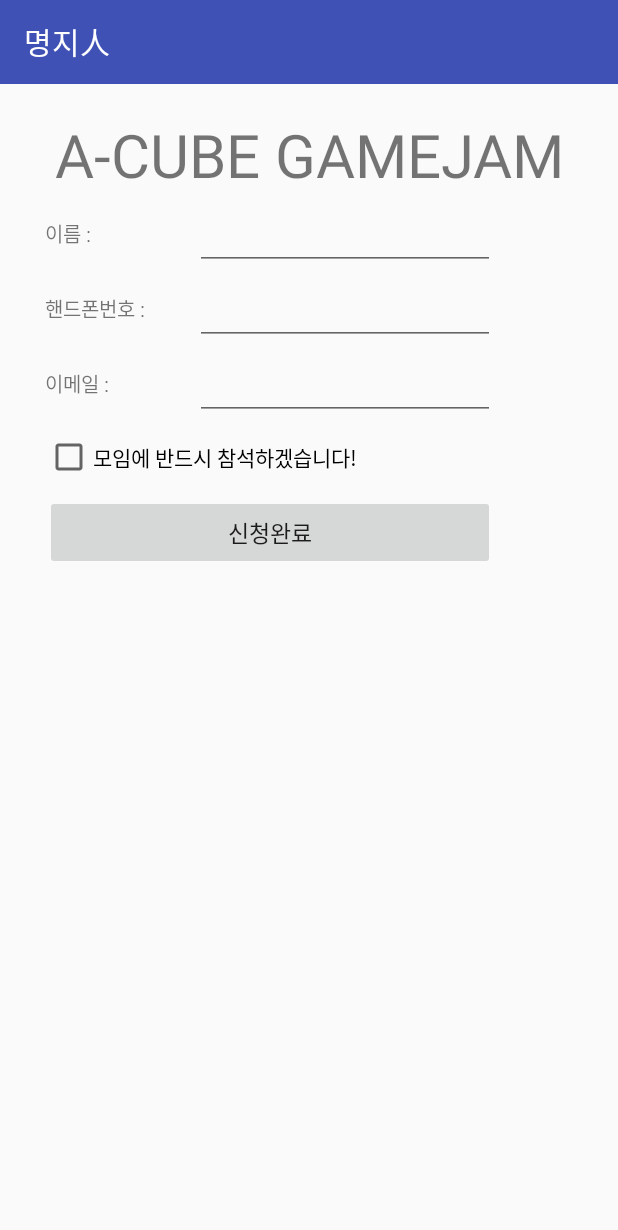
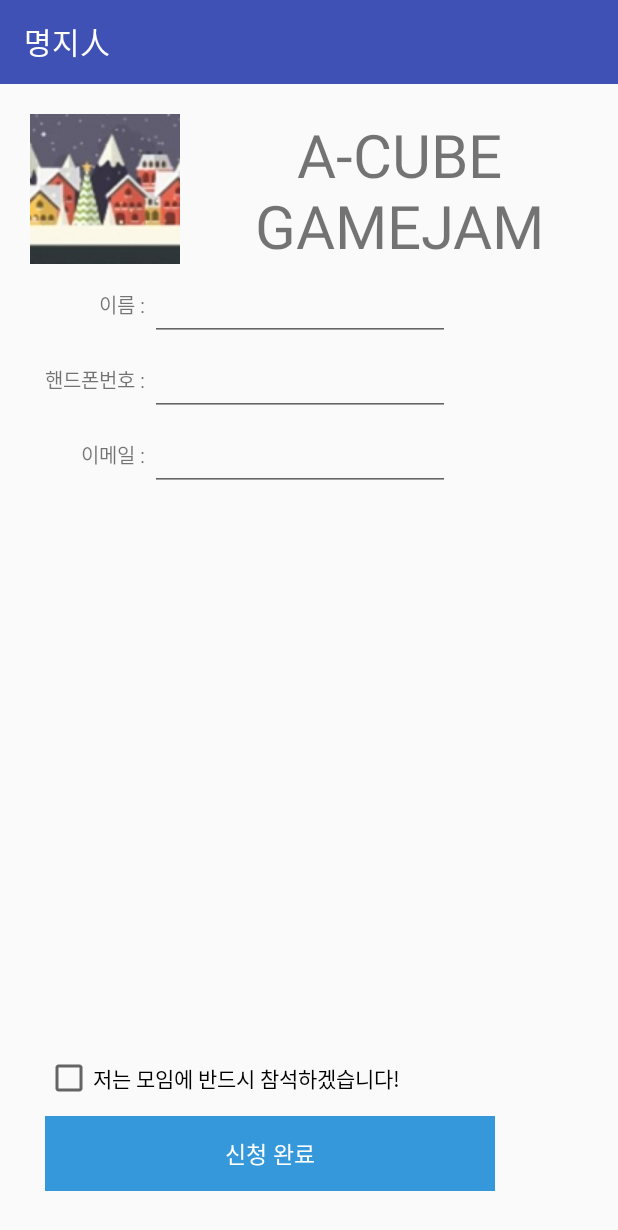
Before and after one commit to usas0s/embeded, an Android app: the Apply screen opened directly, with no data from a screen before it, on a phone screen of 412 x 824 dp. Shown: the top 1230 px of the screen. Run offline under Robolectric (Android 15) with nearby library versions, the phone set to English and light mode, and no system bars.

Commit message:
161120 detail

```diff
--- a/app/src/main/java/com/example/mju/embeded/Apply.java
+++ b/app/src/main/java/com/example/mju/embeded/Apply.java
@@ -2,6 +2,13 @@ package com.example.mju.embeded;
 
 import android.support.v7.app.AppCompatActivity;
 import android.os.Bundle;
+import android.view.View;
+import android.widget.CheckBox;
+import android.widget.EditText;
+import android.widget.TextView;
+import android.widget.Toast;
+
+import org.w3c.dom.Text;
 
 public class Apply extends AppCompatActivity {
 
@@ -10,4 +17,31 @@ public class Apply extends AppCompatActivity {
         super.onCreate(savedInstanceState);
         setContentView(R.layout.activity_apply);
     }
+
+    // 모임 참가 양식 작성 완료 후 참가 신청 버튼 터치 시 실행.
+    protected void onClickApply(View view)
+    {
+//        EditText tv_name = (EditText) findViewById(R.id.user_name);
+//        String name = tv_name.getText().toString();
+        String name = ((EditText) findViewById(R.id.user_name)).getText().toString();
+        String phone = ((EditText) findViewById(R.id.user_phone)).getText().toString();
+        String email = ((EditText) findViewById(R.id.user_email)).getText().toString();
+
+        if(name.equals("") | phone.equals("") | email.equals("")) // 이름 or 전화번호 or email 중 하나라도 비어있을 경우
+        {
+            Toast.makeText(getApplicationContext(), "필수 입력사항을 작성해주세요!", Toast.LENGTH_SHORT).show();
+
+        }
+        else // 모두 입력되어 있을 경우
+        {
+            if(((CheckBox)findViewById(R.id.cb_agree)).isChecked())
+            {
+                Toast.makeText(getApplicationContext(), "INSERT " + name + " / " + phone + " / " + email + " INTO DB", Toast.LENGTH_LONG).show();
+            }
+            else
+            {
+                Toast.makeText(getApplicationContext(), "약관에 동의해주세요.", Toast.LENGTH_SHORT).show();
+            }
+        }
+    }
 }
--- a/app/src/main/java/com/example/mju/embeded/Details.java
+++ b/app/src/main/java/com/example/mju/embeded/Details.java
@@ -28,8 +28,6 @@ public class Details extends AppCompatActivity {
             // floating 버튼 터치 시 참가 신청 페이지 열림.
             @Override
             public void onClick(View view) {
-//                Snackbar.make(view, "참가 신청하기", Snackbar.LENGTH_LONG)
-//                        .setAction("Action", null).show();
                 Snackbar snackbar;
                 snackbar = Snackbar.make(view, "참가 신청하기", Snackbar.LENGTH_LONG)
                         .setAction("Action", new View.OnClickListener()
@@ -38,13 +36,13 @@ public class Details extends AppCompatActivity {
                             @Override
                             public void onClick(View view)
                             {
-                                Toast.makeText(getApplicationContext(),"moving to Apply activity",Toast.LENGTH_LONG).show();
+                                Toast.makeText(getApplicationContext(),"참가 신청 페이지로 이동합니다.",Toast.LENGTH_LONG).show();
                                 Intent intent = new Intent(getApplicationContext(),Apply.class);
                                 startActivity(intent);
                             }
                         });
                 View snackView = snackbar.getView();
-                snackView.setBackgroundColor(Color.parseColor("#0000FF"));
+                snackView.setBackgroundColor(Color.parseColor("#3498DB"));
                 snackbar.show();
             }
         });
--- a/app/src/main/res/layout/activity_apply.xml
+++ b/app/src/main/res/layout/activity_apply.xml
@@ -8,6 +8,17 @@
         android:layout_width="match_parent"
         android:layout_height="match_parent"
         android:orientation="vertical">
+
+        <LinearLayout
+            android:layout_width="wrap_content"
+            android:layout_height="wrap_content"
+            android:orientation="horizontal">
+            <ImageButton
+                android:layout_width="100dp"
+                android:layout_height="100dp"
+                android:layout_marginTop="20dp"
+                android:layout_marginLeft="20dp"
+                android:src="@drawable/acube0"/>
             <TextView
                 android:layout_width="match_parent"
                 android:layout_height="wrap_content"
@@ -15,23 +26,26 @@
                 android:layout_marginTop="20dp"
                 android:textSize="40sp"
                 android:gravity="center_horizontal"/>
+        </LinearLayout>
+
         <LinearLayout
             android:layout_width="match_parent"
             android:layout_height="50dp"
             android:layout_marginLeft="30dp">
             <TextView
-                android:layout_width="100dp"
+                android:layout_width="70dp"
                 android:layout_height="50dp"
                 android:text="이름 : "
-                android:textSize="13sp"/>
+                android:textSize="13sp"
+                android:gravity="center_vertical|right"/>
             <EditText
                 android:id="@+id/user_name"
                 android:layout_width="200dp"
                 android:layout_height="50dp"
-                android:hint=""
-                android:focusable="false"
-                android:focusableInTouchMode="false"
-                android:cursorVisible="false"
+                android:focusable="true"
+                android:focusableInTouchMode="true"
+                android:cursorVisible="true"
+                android:inputType="text"
                 />
         </LinearLayout>
 
@@ -40,17 +54,19 @@
             android:layout_height="50dp"
             android:layout_marginLeft="30dp">
             <TextView
-                android:layout_width="100dp"
+                android:layout_width="70dp"
                 android:layout_height="50dp"
                 android:text="핸드폰번호 : "
-                android:textSize="13sp"/>
+                android:textSize="13sp"
+                android:gravity="center_vertical|right"/>
             <EditText
-                android:id="@+id/user_Phone"
+                android:id="@+id/user_phone"
                 android:layout_width="200dp"
                 android:layout_height="50dp"
-                android:focusable="false"
-                android:focusableInTouchMode="false"
-                android:cursorVisible="false"
+                android:focusable="true"
+                android:focusableInTouchMode="true"
+                android:cursorVisible="true"
+                android:inputType="phone"
                 />
 
         </LinearLayout>
@@ -59,35 +75,46 @@
             android:layout_height="50dp"
             android:layout_marginLeft="30dp">
             <TextView
-                android:layout_width="100dp"
+                android:layout_width="70dp"
                 android:layout_height="50dp"
                 android:text="이메일 : "
-                android:textSize="13sp" />
+                android:textSize="13sp"
+                android:gravity="center_vertical|right"/>
             <EditText
-                android:id="@+id/user_Email"
+                android:id="@+id/user_email"
                 android:layout_width="200dp"
                 android:layout_height="50dp"
-                android:hint=""
-                android:focusable="false"
-                android:focusableInTouchMode="false"
-                android:cursorVisible="false"
+                android:focusable="true"
+                android:focusableInTouchMode="true"
+                android:cursorVisible="true"
+                android:inputType="textEmailAddress"
                 />
         </LinearLayout>
 
+        <LinearLayout
+            android:layout_width="match_parent"
+            android:layout_height="match_parent"
+            android:orientation="vertical"
+            android:gravity="bottom">
+
             <CheckBox
-            android:id="@+id/personalInfo"
+                android:id="@+id/cb_agree"
                 android:layout_width="300dp"
                 android:layout_height="50dp"
                 android:layout_marginLeft="30dp"
-            android:text="모임에 반드시 참석하겠습니다!"/>
+                android:text="저는 모임에 반드시 참석하겠습니다!"
+                />
             <Button
                 android:id="@+id/btn_agreeJoin"
                 android:layout_width="300dp"
                 android:layout_height="50dp"
                 android:layout_marginLeft="30dp"
-            android:text="신청완료"
+                android:text="신청 완료"
                 android:textSize="15sp"
-            android:onClick="onClick"
-            />
+                android:background="@color/blue"
+                android:textColor="@color/white"
+                android:onClick="onClickApply"
+                android:layout_marginBottom="30dp"/>
         </LinearLayout>
     </LinearLayout>
+</LinearLayout>
--- a/app/src/main/res/layout/content_details.xml
+++ b/app/src/main/res/layout/content_details.xml
@@ -19,7 +19,7 @@
             android:layout_height="wrap_content"
             android:layout_margin="@dimen/item_margin"
             android:textColor="#E74C3C"
-            android:text="모임기간"/>
+            android:text="@string/period"/>
         <TextView
             android:layout_width="wrap_content"
             android:layout_height="wrap_content"
@@ -31,7 +31,11 @@
             android:layout_height="wrap_content"
             android:layout_margin="@dimen/item_margin"
             android:textColor="#3498DB"
-            android:text="모임장소"/>
+            android:text="@string/place"/>
+        <LinearLayout
+            android:layout_width="match_parent"
+            android:layout_height="wrap_content"
+            android:orientation="horizontal">
             <TextView
                 android:layout_width="wrap_content"
                 android:layout_height="wrap_content"
@@ -44,13 +48,14 @@
                 android:onClick="showMap"
                 android:scaleType="fitCenter"
                 android:background="@android:color/transparent"/>
+        </LinearLayout>
 
         <TextView
             android:layout_width="wrap_content"
             android:layout_height="wrap_content"
             android:layout_margin="@dimen/item_margin"
             android:textColor="#58D68D"
-            android:text="신청인원"/>
+            android:text="@string/limit"/>
         <TextView
             android:layout_width="wrap_content"
             android:layout_height="wrap_content"
--- a/app/src/main/res/values/strings.xml
+++ b/app/src/main/res/values/strings.xml
@@ -1,9 +1,14 @@
 <resources>
     <string name="app_name">명지人</string>
+    <!--detail act.-->
     <string name="title_activity_details">A-CUBE GAMEJAM</string>
     <string name="large_text">
         "A-CUBE GAME JAM은 기획자, 프로그래머, 아티스트로 나누어져 각 직군들이 즉석에서 하나의 팀을 만들고 정해진 시간동안 게임을 개발해 보는 기술 시연의 장으로 색다른 아이디어를 현실화 시켜보고 싶었으나 시간과 장소에 대한 제약때문에 현실화 하지 못한 게임 개발자들이 참가하여 주어진 주제에 맞추어 게임개발을 하는 게임개발자들의 축제입니다."
     </string>
+    <string name="period">모임 기간</string>
+    <string name="place">모임 장소</string>
+    <string name="limit">신청인원</string>
+
     <string name="action_settings">Settings</string>
     <string name="title_activity_login">Sign in</string>
 
```
Lines whose indentation alone changed are shown as unchanged.
